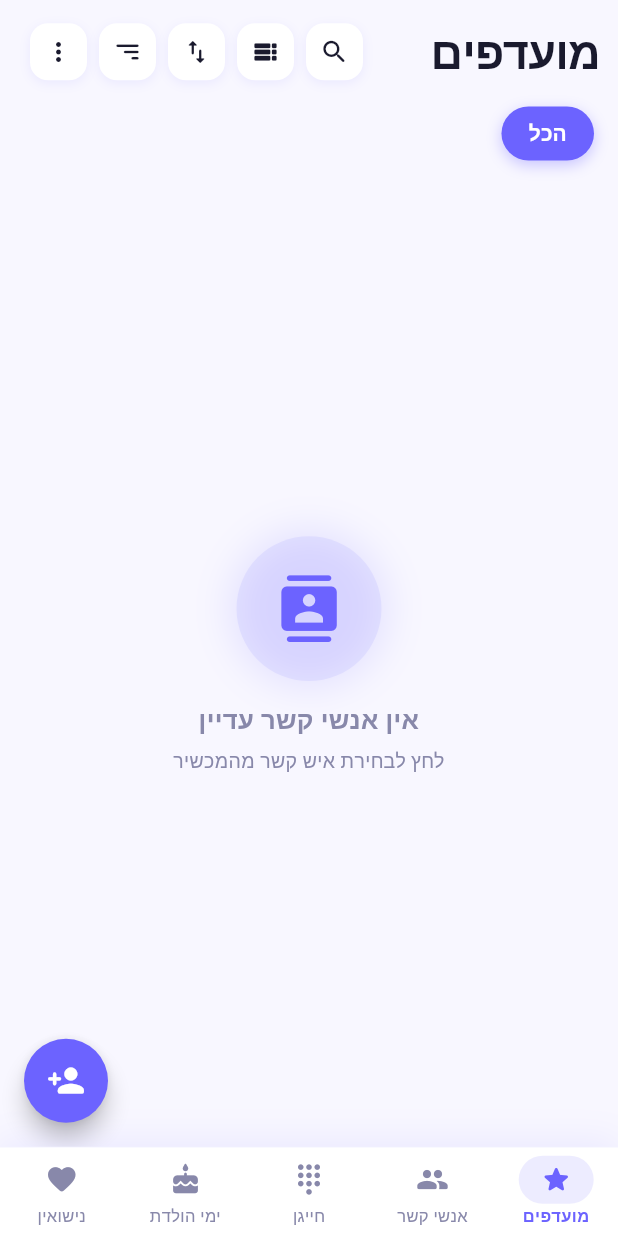
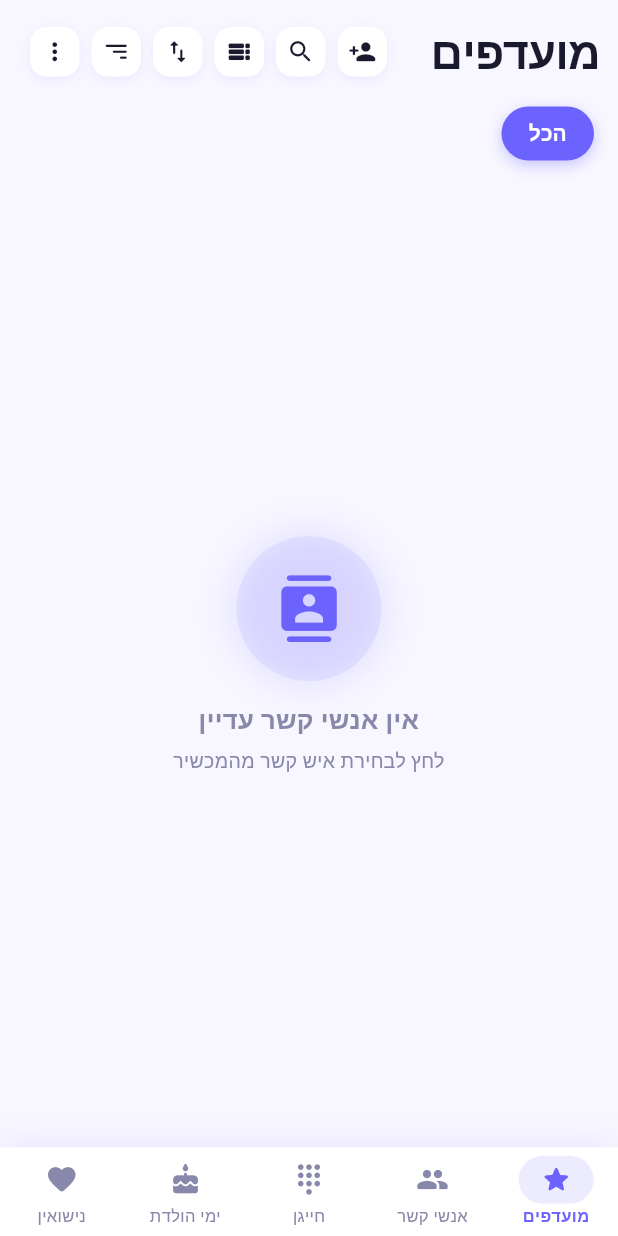
Before and after one commit to groszgil/mycontacts-app, a Flutter app: the screen it shows after launch, on a phone screen of 412 x 824 dp. Run offline on Flutter 3.47's test engine with Material 3 defaults, Android fonts, the phone set to English and light mode, and no system bars; our stand-ins replace file_picker, flutter_contacts, flutter_local_notifications, font_awesome_flutter, hive, hive_flutter and 3 more; missing offline and left inert: call_log, home_widget; accounts and stored records are empty; Roboto replaces fonts that are missing (SF Pro Display); statements that could not run were skipped.

Commit message:
Remove FAB (moves to header icon); import screen shows star for existing contacts
Home screen:
- Remove FloatingActionButton entirely — it was covering the last visible
  row even at rest in a nested-Scaffold layout
- Add person_add_rounded icon button directly in the header toolbar
  (always visible, zero overlap, between title and search)
- Slightly compact _IconBtn (padding 9→7, icon 20→19) to fit 6 buttons
- Remove 100px bottom padding from grid/list — reduced to 24px (no FAB)
- Clean up _fabVisible / _lastScrollOffset state that's no longer needed

Import contacts screen:
- On load, compute _existingPhones set from all app favorites
- Each device contact that already exists in favorites shows:
    • Gold star badge ⭐ overlaid on the avatar
    • "קיים במועדפים ⭐" subtitle label
    • Greyed-out "הוסף" button (not disabled, but visually muted)
- Tapping "הוסף" on an existing contact shows a SnackBar:
  "שם כבר קיים במועדפים ⭐" instead of opening the add form

Co-Authored-By: Claude Sonnet 4.6 <noreply@anthropic.com>

```diff
--- a/lib/screens/home_screen.dart
+++ b/lib/screens/home_screen.dart
@@ -36,9 +36,6 @@ class _HomeScreenState extends State<HomeScreen> {
   bool _isListView = false;
   /// 0=manual, 1=א-ת (A-Z), 2=ת-א (Z-A), 3=לאחרונה נוסף
   int _sortOrder = 0;
-  /// FAB visibility — hides while scrolling down, reappears on scroll-up
-  bool _fabVisible = true;
-  double _lastScrollOffset = 0;
   /// Call-log cache: normalised phone → last-call timestamp (Android only).
   Map<String, DateTime> _callMap = {};
 
@@ -151,27 +148,10 @@ class _HomeScreenState extends State<HomeScreen> {
                         if (notification.metrics.axis != Axis.vertical) {
                           return false;
                         }
-                        final px = notification.metrics.pixels;
-
-                        // Header collapse
-                        final collapsed = px > 40;
+                        final collapsed =
+                            notification.metrics.pixels > 40;
                         if (collapsed != _headerCollapsed) {
                           setState(() => _headerCollapsed = collapsed);
-                        }
-
-                        // FAB hide-on-scroll-down, show-on-scroll-up
-                        if (notification is ScrollUpdateNotification) {
-                          final delta = px - _lastScrollOffset;
-                          _lastScrollOffset = px;
-                          final shouldShow = delta < 0 || px < 60;
-                          if (shouldShow != _fabVisible) {
-                            setState(() => _fabVisible = shouldShow);
-                          }
-                        } else if (notification is ScrollEndNotification) {
-                          // Always show FAB once scrolling stops
-                          if (!_fabVisible) {
-                            setState(() => _fabVisible = true);
-                          }
                         }
                         return false;
                       },
@@ -183,7 +163,6 @@ class _HomeScreenState extends State<HomeScreen> {
             },
           ),
         ),
-        floatingActionButton: _buildFAB(),
       ),
     );
   }
@@ -212,6 +191,13 @@ class _HomeScreenState extends State<HomeScreen> {
               child: const Text('מועדפים'),
             ),
           ),
+          // Add contact button
+          _IconBtn(
+            icon: Icons.person_add_rounded,
+            isDark: isDark,
+            onTap: _navigateToImport,
+          ),
+          const SizedBox(width: 8),
           // Search toggle
           _IconBtn(
             icon: _isSearching
@@ -682,7 +668,7 @@ class _HomeScreenState extends State<HomeScreen> {
 
     if (_isListView) {
       return ListView.builder(
-        padding: const EdgeInsets.fromLTRB(0, 8, 0, 100),
+        padding: const EdgeInsets.fromLTRB(0, 8, 0, 24),
         itemCount: contacts.length,
         itemBuilder: (context, i) {
           final c = contacts[i];
@@ -701,7 +687,7 @@ class _HomeScreenState extends State<HomeScreen> {
 
     final cols = _settings.gridColumns;
     return GridView.builder(
-      padding: const EdgeInsets.fromLTRB(14, 12, 14, 100),
+      padding: const EdgeInsets.fromLTRB(14, 12, 14, 24),
       gridDelegate: SliverGridDelegateWithFixedCrossAxisCount(
         crossAxisCount: cols,
         mainAxisSpacing: 10,
@@ -974,30 +960,6 @@ class _HomeScreenState extends State<HomeScreen> {
 
   // ── FAB ────────────────────────────────────────────────────────────────────
 
-  Widget _buildFAB() {
-    if (_isReordering) return const SizedBox.shrink();
-    final primary = AppTheme.primaryOf(context);
-    return AnimatedSlide(
-      offset: _fabVisible ? Offset.zero : const Offset(0, 2.5),
-      duration: const Duration(milliseconds: 280),
-      curve: _fabVisible ? Curves.easeOut : Curves.easeIn,
-      child: AnimatedOpacity(
-        opacity: _fabVisible ? 1.0 : 0.0,
-        duration: const Duration(milliseconds: 220),
-        child: FloatingActionButton(
-          heroTag: 'import_fab',
-          onPressed: _navigateToImport,
-          backgroundColor: primary,
-          foregroundColor: Colors.white,
-          elevation: 6,
-          shape: const CircleBorder(),
-          tooltip: 'הוספת איש קשר',
-          child: const Icon(Icons.person_add_rounded, size: 26),
-        ),
-      ),
-    );
-  }
-
   // ── Import device favorites (starred contacts) ────────────────────────────
 
   Future<void> _importDeviceFavorites() async {
@@ -1253,12 +1215,12 @@ class _IconBtn extends StatelessWidget {
     return GestureDetector(
       onTap: onTap,
       child: Container(
-        padding: const EdgeInsets.all(9),
+        padding: const EdgeInsets.all(7),
         decoration: BoxDecoration(
           color: active
               ? color
               : (isDark ? const Color(0xFF252540) : Colors.white),
-          borderRadius: BorderRadius.circular(12),
+          borderRadius: BorderRadius.circular(11),
           boxShadow: [
             BoxShadow(
               color: color.withValues(alpha: 0.1),
@@ -1271,7 +1233,7 @@ class _IconBtn extends StatelessWidget {
             color: active
                 ? Colors.white
                 : (isDark ? Colors.white70 : AppTheme.textDark),
-            size: 20),
+            size: 19),
       ),
     );
   }
```
Also changed, not shown: lib/screens/import_contacts_screen.dart (+108 -15 lines).
